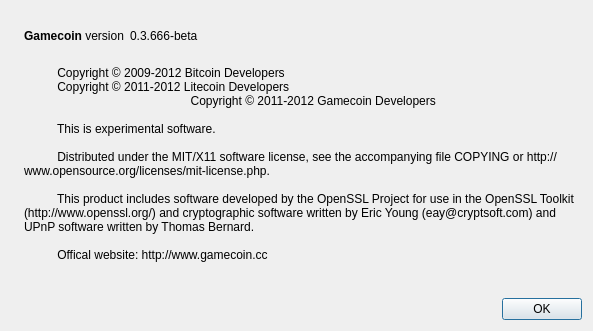
Before: the Qt Designer form src/qt/forms/aboutdialog.ui in Petr1fied/gamecoin, drawn with Qt 5.
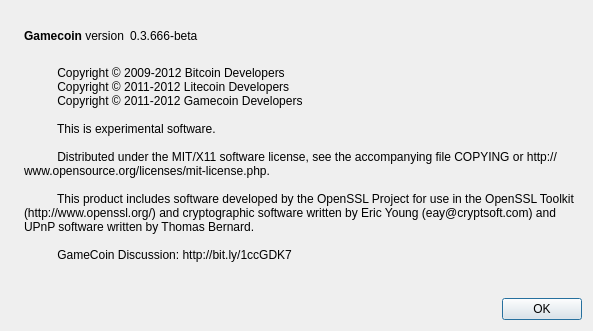
After: the same form once the commit is applied. Icons and pictures are not drawn.

```diff
--- a/src/qt/forms/aboutdialog.ui
+++ b/src/qt/forms/aboutdialog.ui
@@ -97,7 +97,7 @@
         <string>
           Copyright © 2009-2012 Bitcoin Developers
           Copyright © 2011-2012 Litecoin Developers
-		  Copyright © 2011-2012 Gamecoin Developers
+          Copyright © 2011-2012 Gamecoin Developers
 
           This is experimental software.
 
@@ -105,7 +105,7 @@
 
           This product includes software developed by the OpenSSL Project for use in the OpenSSL Toolkit (http://www.openssl.org/) and cryptographic software written by Eric Young (eay@cryptsoft.com) and UPnP software written by Thomas Bernard.
 
-          Offical website: http://www.gamecoin.cc
+          GameCoin Discussion: http://bit.ly/1ccGDK7
         </string>
        </property>
        <property name="wordWrap">
```
